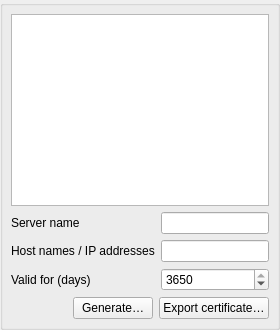
sanny32/OpenModSim, file src/ui/widgets/tlscertificateswidget.ui: the form before one commit.
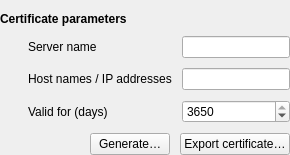
The form after the commit. Custom widgets are drawn as their Qt base class.

Commit message:
feat: Generate TLS certificates on startup and refine settings UI
Refs #139

Patch:
```diff
--- a/src/ui/widgets/tlscertificateswidget.ui
+++ b/src/ui/widgets/tlscertificateswidget.ui
@@ -3,24 +3,18 @@
  <class>TlsCertificatesWidget</class>
  <widget class="QWidget" name="TlsCertificatesWidget">
   <layout class="QVBoxLayout" name="layout">
+   <property name="spacing"><number>10</number></property>
    <property name="leftMargin"><number>0</number></property>
-   <property name="topMargin"><number>0</number></property>
+   <property name="topMargin"><number>12</number></property>
    <property name="rightMargin"><number>0</number></property>
    <property name="bottomMargin"><number>0</number></property>
-   <item><widget class="QGroupBox" name="serverGroup">
-    <property name="title"><string/></property>
-    <layout class="QVBoxLayout" name="serverLayout">
-     <property name="leftMargin"><number>8</number></property>
-     <property name="topMargin"><number>8</number></property>
-     <property name="rightMargin"><number>8</number></property>
-     <property name="bottomMargin"><number>8</number></property>
-     <item><widget class="QPlainTextEdit" name="serverDetails"><property name="readOnly"><bool>true</bool></property><property name="maximumHeight"><number>72</number></property></widget></item>
+   <item><widget class="QLabel" name="parametersTitle"><property name="font"><font><bold>true</bold></font></property><property name="text"><string>Certificate parameters</string></property></widget></item>
      <item><layout class="QFormLayout" name="generationForm">
-      <item row="0" column="0"><widget class="QLabel" name="nameLabel"><property name="text"><string>Server name</string></property></widget></item>
+      <item row="0" column="0"><layout class="QHBoxLayout" name="nameLabelLayout"><item><widget class="QLabel" name="nameIcon"><property name="minimumSize"><size><width>18</width><height>18</height></size></property><property name="maximumSize"><size><width>18</width><height>18</height></size></property><property name="text"><string/></property></widget></item><item><widget class="QLabel" name="nameLabel"><property name="text"><string>Server name</string></property></widget></item></layout></item>
       <item row="0" column="1"><widget class="QLineEdit" name="commonName"><property name="maxLength"><number>64</number></property></widget></item>
-      <item row="1" column="0"><widget class="QLabel" name="hostsLabel"><property name="text"><string>Host names / IP addresses</string></property></widget></item>
+      <item row="1" column="0"><layout class="QHBoxLayout" name="hostsLabelLayout"><item><widget class="QLabel" name="hostsIcon"><property name="minimumSize"><size><width>18</width><height>18</height></size></property><property name="maximumSize"><size><width>18</width><height>18</height></size></property><property name="text"><string/></property></widget></item><item><widget class="QLabel" name="hostsLabel"><property name="text"><string>Host names / IP addresses</string></property></widget></item></layout></item>
       <item row="1" column="1"><widget class="ElidingLineEdit" name="hostNames"><property name="toolTip"><string>DNS names and IP addresses clients use to reach this server, separated by commas.</string></property></widget></item>
-      <item row="2" column="0"><widget class="QLabel" name="validLabel"><property name="text"><string>Valid for (days)</string></property></widget></item>
+      <item row="2" column="0"><layout class="QHBoxLayout" name="validLabelLayout"><item><widget class="QLabel" name="validIcon"><property name="minimumSize"><size><width>18</width><height>18</height></size></property><property name="maximumSize"><size><width>18</width><height>18</height></size></property><property name="text"><string/></property></widget></item><item><widget class="QLabel" name="validLabel"><property name="text"><string>Valid for (days)</string></property></widget></item></layout></item>
       <item row="2" column="1"><widget class="QSpinBox" name="validDays"><property name="minimum"><number>1</number></property><property name="maximum"><number>3650</number></property><property name="value"><number>3650</number></property></widget></item>
      </layout></item>
      <item><layout class="QHBoxLayout" name="identityActions">
@@ -28,8 +22,6 @@
       <item><widget class="QPushButton" name="generateButton"><property name="text"><string>Generate…</string></property><property name="autoDefault"><bool>false</bool></property></widget></item>
       <item><widget class="QPushButton" name="exportButton"><property name="text"><string>Export certificate…</string></property><property name="autoDefault"><bool>false</bool></property></widget></item>
      </layout></item>
-    </layout>
-   </widget></item>
    <item><spacer name="certificateBottomSpacer"><property name="orientation"><enum>Qt::Vertical</enum></property><property name="sizeHint" stdset="0"><size><width>0</width><height>0</height></size></property></spacer></item>
   </layout>
  </widget>
```
The commit also changes 26 other files.
